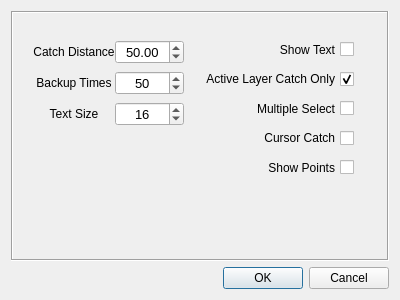
The window that src/ui/Setting.ui (chen6556/DSV) describes before a commit, drawn with Qt 5.
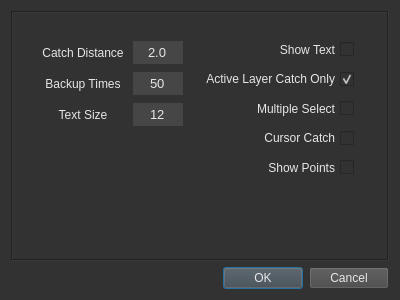
The same window after the commit.

Commit message: 修改界面颜色。

What changed in the file:
```diff
--- a/src/ui/Setting.ui
+++ b/src/ui/Setting.ui
@@ -13,9 +13,18 @@
   <property name="windowTitle">
    <string>Setting</string>
   </property>
+  <property name="styleSheet">
+   <string notr="true">QDialog{background-color: rgb(50, 50, 51);
+color: rgb(230, 230, 230);}
+</string>
+  </property>
   <layout class="QVBoxLayout" name="verticalLayout">
    <item>
     <widget class="QScrollArea" name="scrollArea">
+     <property name="styleSheet">
+      <string notr="true">background-color: rgb(50, 50, 51);
+color: rgb(230, 230, 230);</string>
+     </property>
      <property name="locale">
       <locale language="English" country="UnitedStates"/>
      </property>
@@ -39,7 +48,7 @@
         <rect>
          <x>20</x>
          <y>20</y>
-         <width>151</width>
+         <width>150</width>
          <height>101</height>
         </rect>
        </property>
@@ -60,9 +69,19 @@
             <pointsize>10</pointsize>
            </font>
           </property>
+          <property name="styleSheet">
+           <string notr="true">background-color: rgb(70, 70, 71);
+color: rgb(230, 230, 230);</string>
+          </property>
+          <property name="frame">
+           <bool>false</bool>
+          </property>
           <property name="alignment">
            <set>Qt::AlignCenter</set>
           </property>
+          <property name="buttonSymbols">
+           <enum>QAbstractSpinBox::NoButtons</enum>
+          </property>
           <property name="minimum">
            <number>10</number>
           </property>
@@ -98,22 +117,41 @@
             <height>22</height>
            </size>
           </property>
+          <property name="maximumSize">
+           <size>
+            <width>50</width>
+            <height>16777215</height>
+           </size>
+          </property>
           <property name="font">
            <font>
             <pointsize>10</pointsize>
            </font>
           </property>
+          <property name="styleSheet">
+           <string notr="true">background-color: rgb(70, 70, 71);
+color: rgb(230, 230, 230);</string>
+          </property>
+          <property name="frame">
+           <bool>false</bool>
+          </property>
           <property name="alignment">
            <set>Qt::AlignCenter</set>
           </property>
+          <property name="buttonSymbols">
+           <enum>QAbstractSpinBox::NoButtons</enum>
+          </property>
+          <property name="decimals">
+           <number>1</number>
+          </property>
           <property name="minimum">
+           <double>1.000000000000000</double>
+          </property>
+          <property name="maximum">
            <double>10.000000000000000</double>
           </property>
-          <property name="maximum">
-           <double>100.000000000000000</double>
-          </property>
           <property name="value">
-           <double>50.000000000000000</double>
+           <double>2.000000000000000</double>
           </property>
          </widget>
         </item>
@@ -162,17 +200,27 @@
             <pointsize>10</pointsize>
            </font>
           </property>
+          <property name="styleSheet">
+           <string notr="true">background-color: rgb(70, 70, 71);
+color: rgb(230, 230, 230);</string>
+          </property>
+          <property name="frame">
+           <bool>false</bool>
+          </property>
           <property name="alignment">
            <set>Qt::AlignCenter</set>
           </property>
+          <property name="buttonSymbols">
+           <enum>QAbstractSpinBox::NoButtons</enum>
+          </property>
           <property name="minimum">
            <number>4</number>
           </property>
           <property name="maximum">
-           <number>1000</number>
+           <number>100</number>
           </property>
           <property name="value">
-           <number>16</number>
+           <number>12</number>
           </property>
          </widget>
         </item>
@@ -311,6 +359,21 @@
      <property name="contextMenuPolicy">
       <enum>Qt::NoContextMenu</enum>
      </property>
+     <property name="styleSheet">
+      <string notr="true">QPushButton
+{
+	color:rgb(230, 230, 230);
+	background-color:rgb(70, 70, 71);
+}
+QPushButton:hover
+{
+	background-color:rgb(0, 85, 127);
+}
+QPushButton:pressed
+{
+	background-color:rgb(0, 85, 127);
+}</string>
+     </property>
      <property name="locale">
       <locale language="English" country="UnitedStates"/>
      </property>
```
The commit also changes 3 other files.
